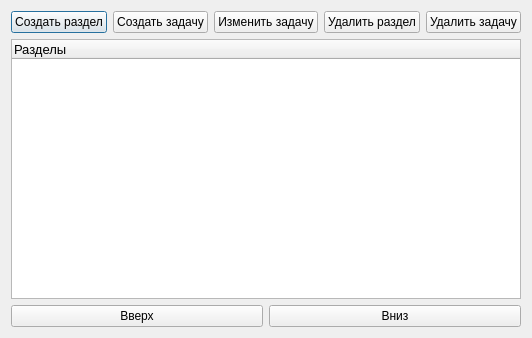
First picture: the form in source/tasksdialog.ui, repository AlexKiselev97/learn_pascal, before the edit.
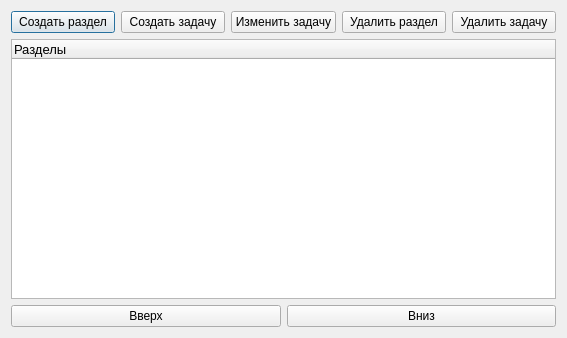
Second picture: the form after the edit.

Patch:
```diff
--- a/source/tasksdialog.ui
+++ b/source/tasksdialog.ui
@@ -6,7 +6,7 @@
    <rect>
     <x>0</x>
     <y>0</y>
-    <width>514</width>
+    <width>567</width>
     <height>338</height>
    </rect>
   </property>
```
Left out of the diff: 6 changed lines with no effect on the pictures.
